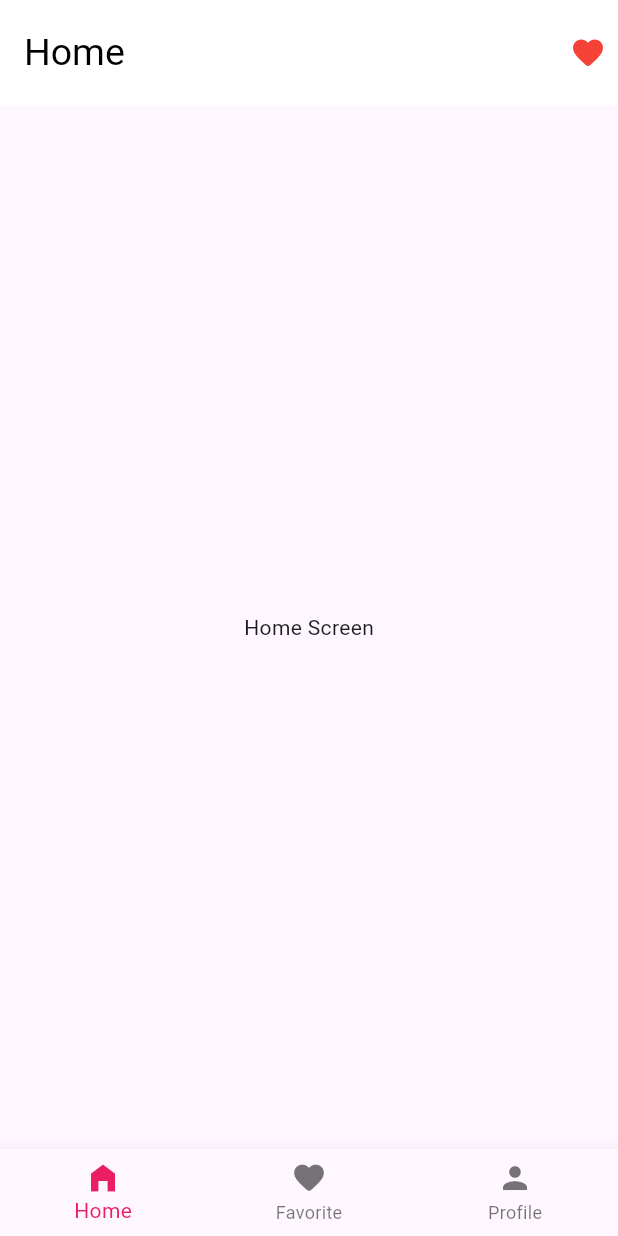
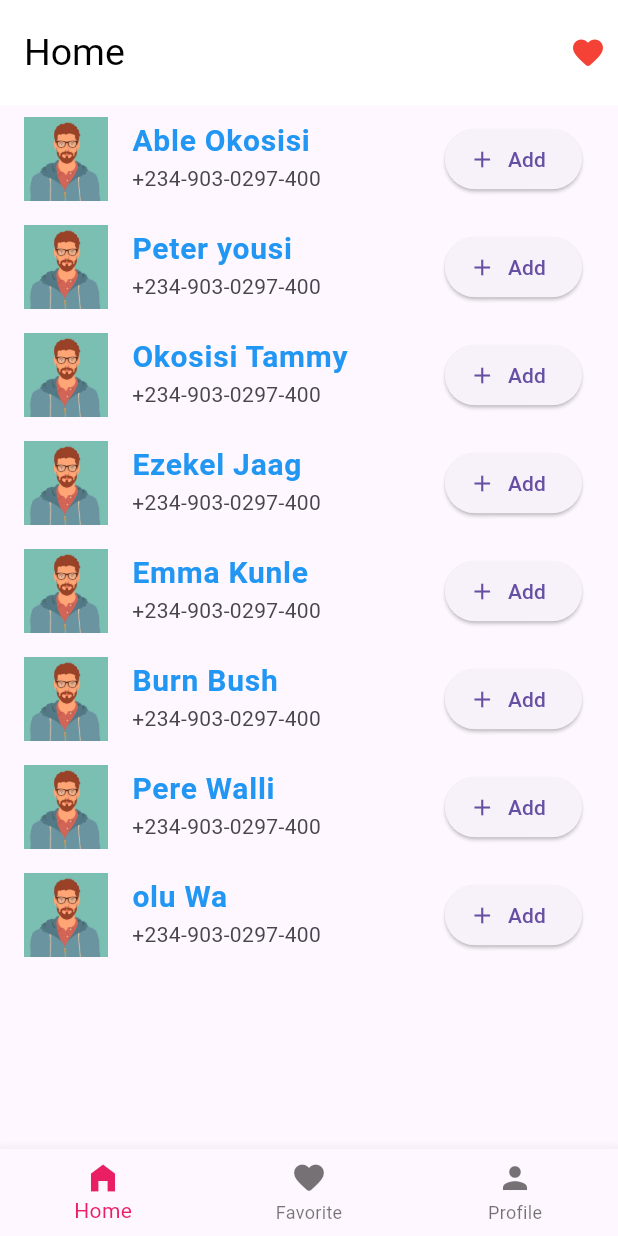
Before and after one commit to Gebor95/https---github.com-Gebor95-favoriteApp, a Flutter app: the screen it shows after launch, on a phone screen of 412 x 824 dp. Run offline on Flutter 3.47's test engine with Material 2 defaults, Android fonts, the light colour scheme and no system bars; our stand-ins replace gap.

Commit message:
windows updated

```diff
--- a/lib/main.dart
+++ b/lib/main.dart
@@ -1,4 +1,6 @@
+import 'package:favotiteapp/providers/counter.dart';
 import 'package:flutter/material.dart';
+import 'package:provider/provider.dart';
 
 import 'screens/home_screen.dart';
 
@@ -10,7 +12,9 @@ class MyApp extends StatelessWidget {
   const MyApp({super.key});
   @override
   Widget build(BuildContext context) {
-    return MaterialApp(
+    return MultiProvider(
+        providers: [ChangeNotifierProvider(create: (context) => Couter())],
+        child: MaterialApp(
           debugShowCheckedModeBanner: false,
           title: 'Favorite App',
           theme: ThemeData(
@@ -18,6 +22,6 @@ class MyApp extends StatelessWidget {
             primarySwatch: Colors.blue,
           ),
           home: const HomeScreen(),
-    );
+        ));
   }
 }
--- /dev/null
+++ b/lib/providers/counter.dart
@@ -0,0 +1,11 @@
+import 'package:flutter/material.dart';
+
+class Couter with ChangeNotifier {
+  int num = 0;
+  int get number => num;
+  increment() {
+    num++;
+    notifyListeners();
+    // print(num);
+  }
+}
--- a/lib/screens/home_screen.dart
+++ b/lib/screens/home_screen.dart
@@ -14,9 +14,7 @@ class HomeScreen extends StatefulWidget {
 class _HomeScreenState extends State<HomeScreen> {
   int _selectedIndex = 0;
   static const List<Widget> screenoption = [
-    HomeWidget(),
-    FavoriteWidget(),
-    SizedBox(),
+    HomeWidget(), FavouriteWidget(), SizedBox(),
     // Navigator.of(context).push(MaterialPageRoute(builder: (context) => const ProfileScreen()))
   ];
   static const List<Widget> titleoption = <Widget>[
--- a/lib/widgets/home_widget.dart
+++ b/lib/widgets/home_widget.dart
@@ -1,14 +1,62 @@
-import 'package:flutter/widgets.dart';
+import 'package:flutter/material.dart';
 
-class HomeWidget extends StatelessWidget {
+class HomeWidget extends StatefulWidget {
   const HomeWidget({super.key});
 
   @override
+  State<HomeWidget> createState() => _HomeWidgetState();
+}
+
+class _HomeWidgetState extends State<HomeWidget> {
+  @override
   Widget build(BuildContext context) {
     return const SafeArea(
-      child: Center(
-        child: Text("Home Screen")
-      ),
+      child: ContactList(),
     );
   }
 }
+
+class ContactList extends StatefulWidget {
+  const ContactList({super.key});
+
+  @override
+  State<ContactList> createState() => _ContactListState();
+}
+
+class _ContactListState extends State<ContactList> {
+  List<String> names = [
+    "Able Okosisi",
+    "Peter yousi",
+    "Okosisi Tammy",
+    "Ezekel Jaag",
+    "Emma Kunle",
+    "Burn Bush",
+    "Pere Walli",
+    "olu Wa",
+    "Zaddy Tapin"
+  ];
+  @override
+  Widget build(BuildContext context) {
+    return ListView.builder(
+        itemCount: 8,
+        itemBuilder: (context, index) {
+          return ListTile(
+            leading: Image.asset("assets/images/avatarman2.jpeg"),
+            title: Text(
+              names[index],
+              style: const TextStyle(
+                fontSize: 20.0,
+                fontWeight: FontWeight.w700,
+                color: Colors.blue,
+              ),
+            ),
+            subtitle: const Text("+234-903-0297-400"),
+            trailing: ElevatedButton.icon(
+              onPressed: () {},
+              icon: const Icon(Icons.add),
+              label: const Text("Add"),
+            ),
+          );
+        });
+  }
+}
--- a/pubspec.yaml
+++ b/pubspec.yaml
@@ -36,6 +36,8 @@ dependencies:
   # The following adds the Cupertino Icons font to your application.
   # Use with the CupertinoIcons class for iOS style icons.
   cupertino_icons: ^1.0.2
+  provider: ^6.0.4
+  gap: ^2.0.0
 
 dev_dependencies:
   flutter_test:
```
Also changed, not shown: lib/screens/profile_screen.dart (+82 -42 lines), lib/widgets/favourite_widget.dart (+29 -5 lines), pubspec.lock. Lines whose indentation alone changed are shown as unchanged.
